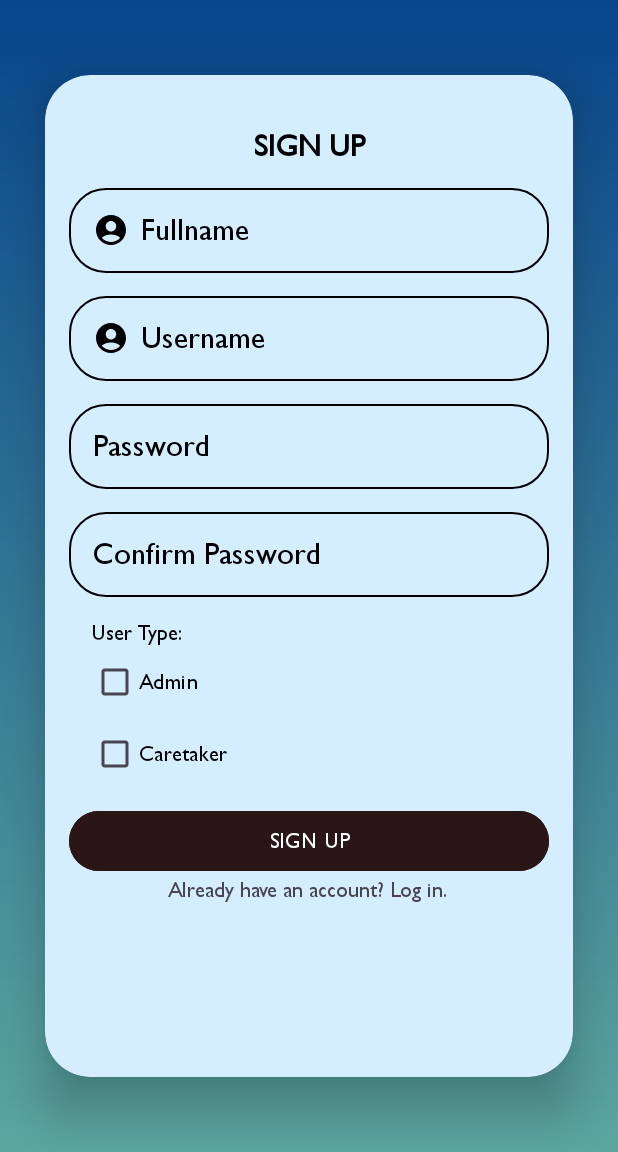
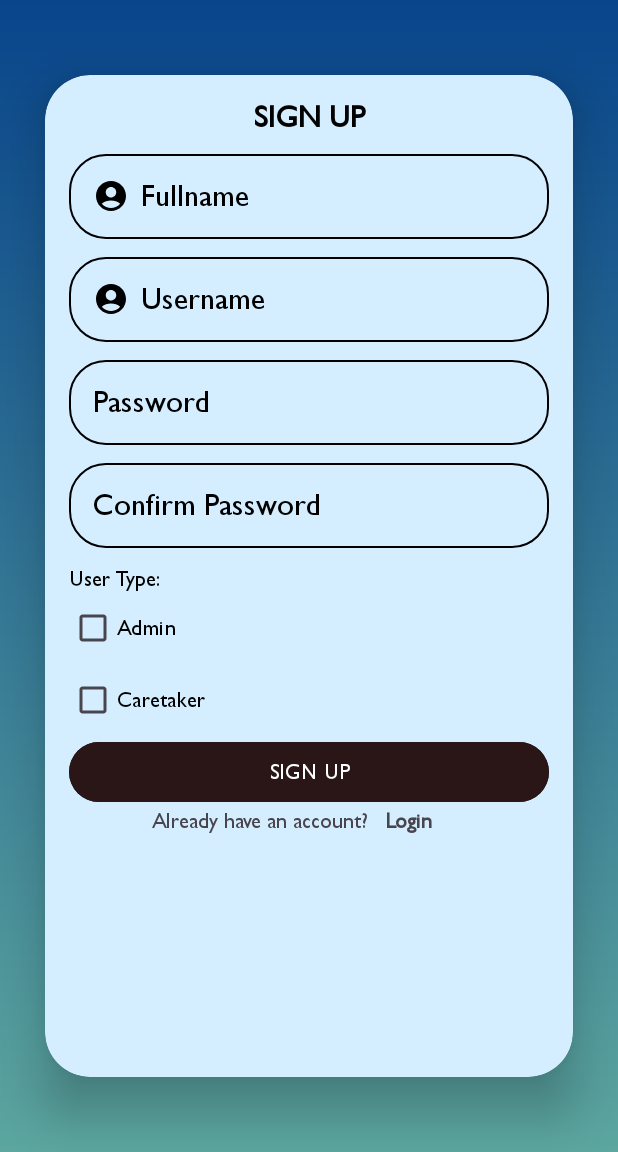
Before and after one commit to rhyzeline-macapagal/PONDMATEv1, an Android app: the signup screen opened directly, with no data from a screen before it, on a phone screen of 412 x 824 dp, the part 84-1236 px from its top. Run offline under Robolectric (Android 15) with nearby library versions, the light colour scheme and no system bars.

Commit message:
signup&login (fe) (/)

```diff
--- a/app/src/main/java/com/example/pondmatev1/signup.java
+++ b/app/src/main/java/com/example/pondmatev1/signup.java
@@ -1,6 +1,8 @@
 package com.example.pondmatev1;
 
+import android.content.Intent;
 import android.os.Bundle;
+import android.view.View;
 import android.widget.Button;
 import android.widget.EditText;
 
@@ -10,6 +12,7 @@ import androidx.core.graphics.Insets;
 import androidx.core.view.ViewCompat;
 import androidx.core.view.WindowInsetsCompat;
 import android.widget.CheckBox;
+import android.widget.TextView;
 
 public class signup extends AppCompatActivity {
 
@@ -18,9 +21,9 @@ public class signup extends AppCompatActivity {
     EditText password1;
     EditText Cpassword;
     Button signupButton;
-
     CheckBox adminCheckBox;
     CheckBox caretakerCheckBox;
+    TextView logindirect;
 
     @Override
     protected void onCreate(Bundle savedInstanceState) {
@@ -37,6 +40,15 @@ public class signup extends AppCompatActivity {
         adminCheckBox = findViewById(R.id.admincheckbox);
         caretakerCheckBox = findViewById(R.id.caretakercheckBox);
 
+        logindirect = findViewById(R.id.loginalready);
+        logindirect.setOnClickListener(new View.OnClickListener() {
+            @Override
+            public void onClick(View v) {
+                Intent intent = new Intent(signup.this, login.class);
+                startActivity(intent);
+            }
+        });
+
         ViewCompat.setOnApplyWindowInsetsListener(findViewById(R.id.main), (v, insets) -> {
             Insets systemBars = insets.getInsets(WindowInsetsCompat.Type.systemBars());
             v.setPadding(systemBars.left, systemBars.top, systemBars.right, systemBars.bottom);
--- a/app/src/main/res/layout/activity_login.xml
+++ b/app/src/main/res/layout/activity_login.xml
@@ -143,14 +143,28 @@
                 app:layout_constraintTop_toBottomOf="@+id/checkBox" />
 
             <TextView
-                android:id="@+id/signuptext"
-                android:layout_width="match_parent"
+                android:layout_width="wrap_content"
                 android:layout_height="wrap_content"
                 android:padding="8dp"
-                android:text="Not yet registered? Sign Up Now"
+                android:text="Doesn't have an account?"
                 android:textAlignment="center"
                 android:textSize="14sp"
                 app:layout_constraintEnd_toEndOf="parent"
+                app:layout_constraintHorizontal_bias="0.215"
+                app:layout_constraintStart_toStartOf="parent"
+                app:layout_constraintTop_toBottomOf="@+id/login_button" />
+
+            <TextView
+                android:id="@+id/signuptext"
+                android:layout_width="wrap_content"
+                android:layout_height="wrap_content"
+                android:padding="8dp"
+                android:text="Sign Up Now"
+                android:textAlignment="center"
+                android:textSize="14sp"
+                android:textStyle="bold"
+                app:layout_constraintEnd_toEndOf="parent"
+                app:layout_constraintHorizontal_bias="0.831"
                 app:layout_constraintStart_toStartOf="parent"
                 app:layout_constraintTop_toBottomOf="@+id/login_button" />
 
--- a/app/src/main/res/layout/activity_signup.xml
+++ b/app/src/main/res/layout/activity_signup.xml
@@ -55,7 +55,7 @@
         app:cardCornerRadius="30dp"
         app:cardElevation="20dp">
 
-        <LinearLayout
+        <androidx.constraintlayout.widget.ConstraintLayout
             android:layout_width="match_parent"
             android:layout_height="match_parent"
             android:gravity="center_horizontal"
@@ -66,20 +66,20 @@
                 android:id="@+id/textView3"
                 android:layout_width="217dp"
                 android:layout_height="wrap_content"
-                android:layout_marginStart="80dp"
-                android:layout_marginTop="19dp"
-                android:layout_marginEnd="80dp"
                 android:text="SIGN UP"
                 android:textAlignment="center"
                 android:textColor="#000000"
                 android:textSize="20sp"
-                android:textStyle="bold" />
+                android:textStyle="bold"
+                app:layout_constraintEnd_toEndOf="parent"
+                app:layout_constraintStart_toStartOf="parent"
+                app:layout_constraintTop_toTopOf="parent" />
 
             <EditText
                 android:id="@+id/fullname_input"
                 android:layout_width="match_parent"
                 android:layout_height="wrap_content"
-                android:layout_marginTop="15dp"
+                android:layout_marginTop="12dp"
                 android:background="@drawable/rounded_corner"
                 android:drawableLeft="@drawable/uname_icon"
                 android:drawablePadding="8dp"
@@ -88,13 +88,17 @@
                 android:padding="16dp"
                 android:textColor="#000000"
                 android:textColorHint="#000000"
-                android:textSize="20sp" />
+                android:textSize="20sp"
+                app:layout_constraintEnd_toEndOf="parent"
+                app:layout_constraintHorizontal_bias="0.0"
+                app:layout_constraintStart_toStartOf="parent"
+                app:layout_constraintTop_toBottomOf="@+id/textView3" />
 
             <EditText
                 android:id="@+id/username_input1"
                 android:layout_width="match_parent"
                 android:layout_height="wrap_content"
-                android:layout_marginTop="15dp"
+                android:layout_marginTop="12dp"
                 android:background="@drawable/rounded_corner"
                 android:drawableLeft="@drawable/uname_icon"
                 android:drawablePadding="8dp"
@@ -103,76 +107,113 @@
                 android:padding="16dp"
                 android:textColor="#000000"
                 android:textColorHint="#000000"
-                android:textSize="20sp" />
+                android:textSize="20sp"
+                app:layout_constraintEnd_toEndOf="parent"
+                app:layout_constraintHorizontal_bias="0.0"
+                app:layout_constraintStart_toStartOf="parent"
+                app:layout_constraintTop_toBottomOf="@+id/fullname_input" />
 
             <EditText
                 android:id="@+id/password_input1"
                 android:layout_width="match_parent"
                 android:layout_height="wrap_content"
-                android:layout_marginTop="15dp"
+                android:layout_marginTop="12dp"
                 android:background="@drawable/rounded_corner"
                 android:hint="Password"
                 android:inputType="textPassword"
                 android:padding="16dp"
                 android:textColor="#000000"
                 android:textColorHint="#000000"
-                android:textSize="20sp" />
+                android:textSize="20sp"
+                app:layout_constraintEnd_toEndOf="parent"
+                app:layout_constraintHorizontal_bias="0.0"
+                app:layout_constraintStart_toStartOf="parent"
+                app:layout_constraintTop_toBottomOf="@+id/username_input1" />
 
             <EditText
                 android:id="@+id/password_input2"
                 android:layout_width="match_parent"
                 android:layout_height="wrap_content"
-                android:layout_marginTop="15dp"
+                android:layout_marginTop="12dp"
                 android:background="@drawable/rounded_corner"
                 android:hint="Confirm Password"
                 android:inputType="textPassword"
                 android:padding="16dp"
                 android:textColor="#000000"
                 android:textColorHint="#000000"
-                android:textSize="20sp" />
+                android:textSize="20sp"
+                app:layout_constraintEnd_toEndOf="parent"
+                app:layout_constraintHorizontal_bias="0.0"
+                app:layout_constraintStart_toStartOf="parent"
+                app:layout_constraintTop_toBottomOf="@+id/password_input1" />
 
             <TextView
                 android:id="@+id/usertype"
                 android:layout_width="match_parent"
                 android:layout_height="wrap_content"
-                android:layout_marginLeft="10dp"
-                android:layout_marginTop="15dp"
+                android:layout_marginTop="12dp"
                 android:text="User Type:"
-                android:textColor="#000000" />
+                android:textColor="#000000"
+                app:layout_constraintEnd_toEndOf="parent"
+                app:layout_constraintHorizontal_bias="0.0"
+                app:layout_constraintStart_toStartOf="parent"
+                app:layout_constraintTop_toBottomOf="@+id/password_input2" />
 
             <CheckBox
                 android:id="@+id/admincheckbox"
                 android:layout_width="match_parent"
                 android:layout_height="wrap_content"
-                android:layout_marginLeft="10dp"
                 android:text="Admin"
-                android:textColor="#000000" />
+                android:textColor="#000000"
+                app:layout_constraintEnd_toEndOf="parent"
+                app:layout_constraintHorizontal_bias="0.0"
+                app:layout_constraintStart_toStartOf="parent"
+                app:layout_constraintTop_toBottomOf="@+id/usertype" />
 
             <CheckBox
                 android:id="@+id/caretakercheckBox"
                 android:layout_width="match_parent"
                 android:layout_height="wrap_content"
-                android:layout_marginLeft="10dp"
                 android:text="Caretaker"
-                android:textColor="#000000" />
+                android:textColor="#000000"
+                app:layout_constraintEnd_toEndOf="parent"
+                app:layout_constraintStart_toStartOf="parent"
+                app:layout_constraintTop_toBottomOf="@+id/admincheckbox" />
 
             <Button
                 android:id="@+id/signup_button"
                 android:layout_width="match_parent"
                 android:layout_height="wrap_content"
-                android:layout_marginTop="10dp"
                 android:backgroundTint="#2A1616"
-                android:text="SIGN UP" />
+                android:text="SIGN UP"
+                app:layout_constraintEnd_toEndOf="parent"
+                app:layout_constraintStart_toStartOf="parent"
+                app:layout_constraintTop_toBottomOf="@+id/caretakercheckBox" />
 
             <TextView
-                android:id="@+id/signuptext"
-                android:layout_width="274dp"
+                android:layout_width="wrap_content"
                 android:layout_height="wrap_content"
-                android:text="Already have an account? Log in."
+                android:text="Already have an account?"
+                android:textSize="14sp"
+                app:layout_constraintEnd_toEndOf="parent"
+                app:layout_constraintHorizontal_bias="0.314"
+                app:layout_constraintStart_toStartOf="parent"
+                app:layout_constraintTop_toBottomOf="@+id/signup_button" />
+
+            <TextView
+                android:id="@+id/loginalready"
+                android:layout_width="wrap_content"
+                android:layout_height="wrap_content"
+                android:text="Login"
                 android:textAlignment="center"
-                android:textSize="14sp" />
+                android:textSize="14sp"
+                android:textStyle="bold"
+                app:layout_constraintEnd_toEndOf="parent"
+                app:layout_constraintHorizontal_bias="0.729"
+                app:layout_constraintStart_toStartOf="parent"
+                app:layout_constraintTop_toBottomOf="@+id/signup_button" />
+        </androidx.constraintlayout.widget.ConstraintLayout>
 
-        </LinearLayout>
 
     </androidx.cardview.widget.CardView>
 
```
